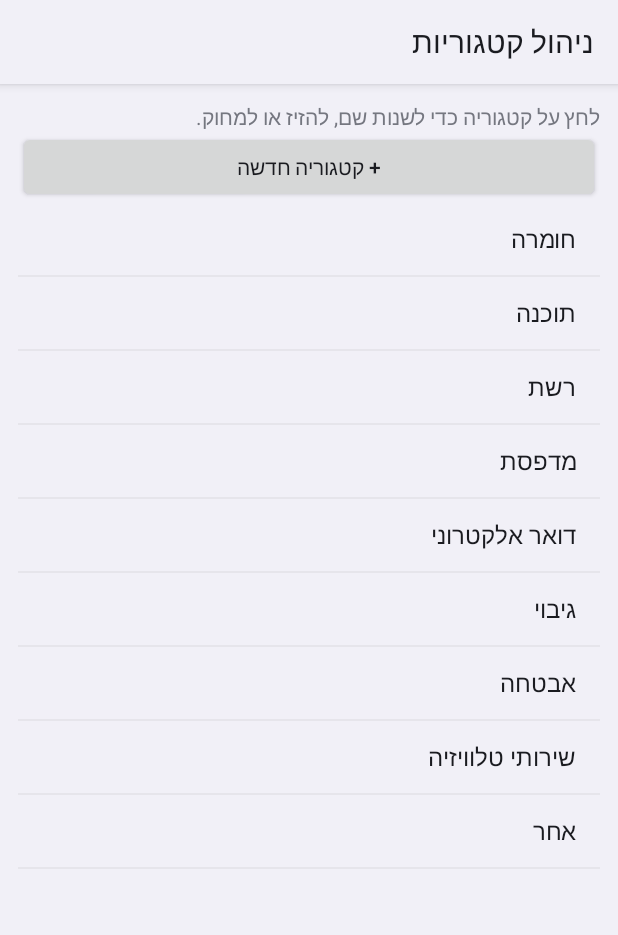
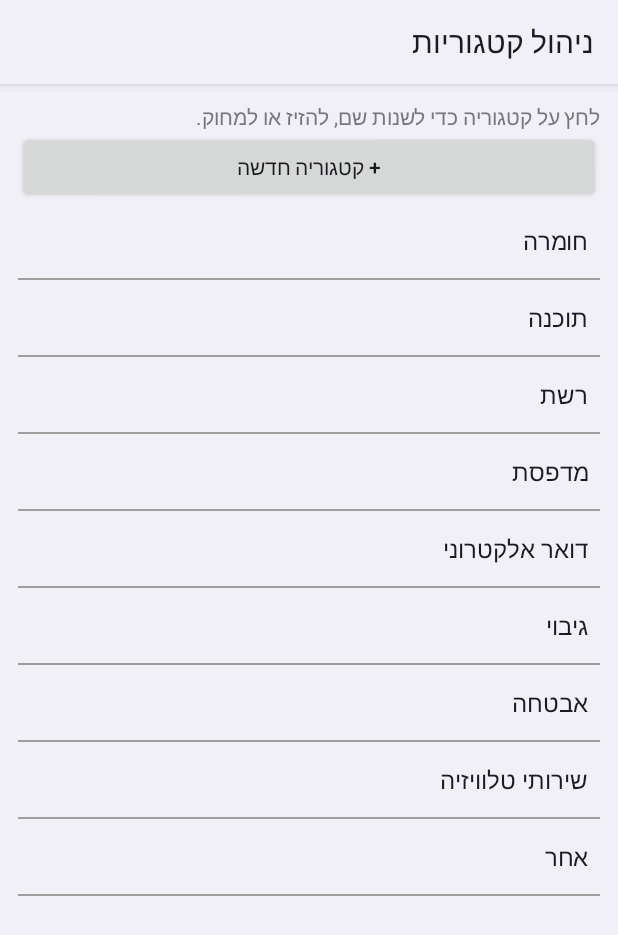
Before and after one commit to rondorit/contacts, an Android app: the CategoriesActivity screen opened directly, with no data from a screen before it, on a phone screen of 412 x 824 dp. Shown: the top 935 px of the screen. Run offline under Robolectric (Android 15) with nearby library versions, the phone set to English and light mode, and no system bars.

Commit message:
Spacing and divider lines in templates, providers and categories lists
Co-Authored-By: Claude Opus 5.5 <noreply@anthropic.com>
Claude-Session: https://claude.ai/code/session_019qfyini3yDXK1uGFbq6jxC

```diff
--- a/ClientCallerID/app/build.gradle
+++ b/ClientCallerID/app/build.gradle
@@ -10,8 +10,8 @@ android {
         applicationId 'com.clientcaller.app'
         minSdk 26
         targetSdk 34
-        versionCode 27
-        versionName '2.24'
+        versionCode 28
+        versionName '2.25'
     }
 
     // Fixed signing key so new versions install over old ones (your imported data is kept).
--- a/ClientCallerID/app/src/main/java/com/clientcaller/app/CategoriesActivity.java
+++ b/ClientCallerID/app/src/main/java/com/clientcaller/app/CategoriesActivity.java
@@ -40,7 +40,16 @@ public class CategoriesActivity extends Activity {
         root.addView(add);
 
         ListView lv = new ListView(this);
-        adapter = new ArrayAdapter<>(this, android.R.layout.simple_list_item_1, new ArrayList<>());
+        adapter = new ArrayAdapter<String>(this, android.R.layout.simple_list_item_1, new ArrayList<>()) {
+            @Override
+            public android.view.View getView(int position, android.view.View convertView, ViewGroup parent) {
+                android.view.View v = super.getView(position, convertView, parent);
+                v.setPadding(dp(8), dp(14), dp(8), dp(14));
+                return v;
+            }
+        };
+        lv.setDivider(new android.graphics.drawable.ColorDrawable(0xFF9E9E9E));
+        lv.setDividerHeight(Math.max(2, dp(1)));
         lv.setAdapter(adapter);
         lv.setOnItemClickListener((parent, view, pos, id) -> edit(pos));
         root.addView(lv, new LinearLayout.LayoutParams(ViewGroup.LayoutParams.MATCH_PARENT, 0, 1f));
```
Also changed, not shown: ClientCallerID/app/src/main/java/com/clientcaller/app/ProvidersActivity.java (+10 -1 lines), ClientCallerID/app/src/main/java/com/clientcaller/app/TemplatesActivity.java (+10 -1 lines).
